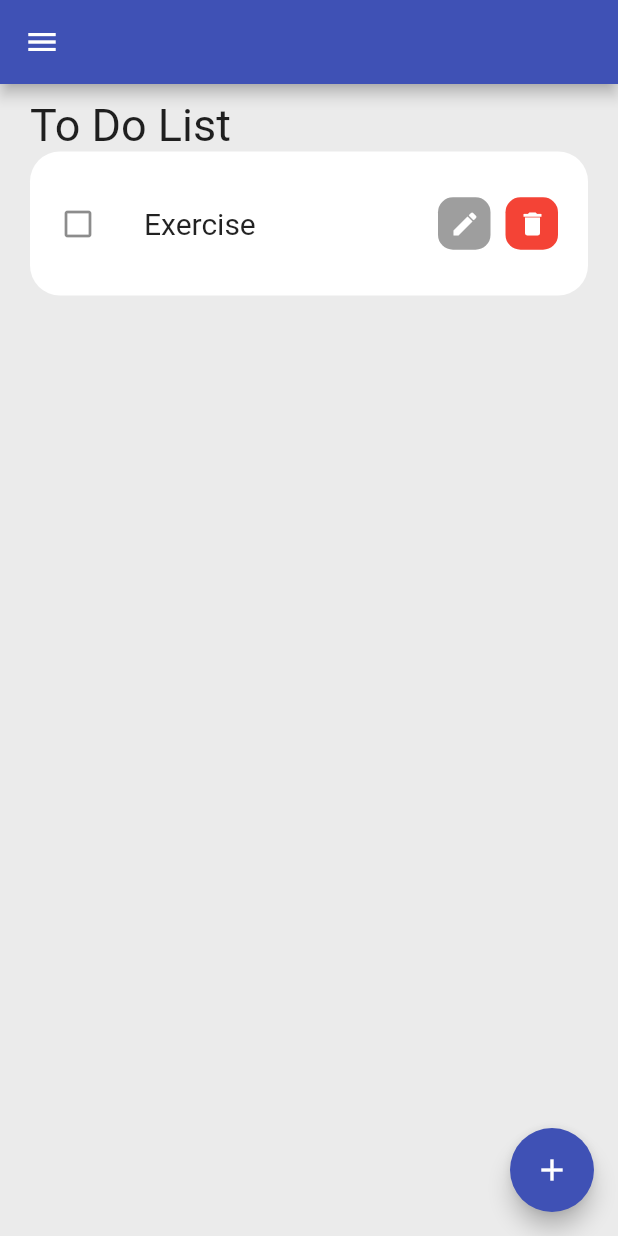
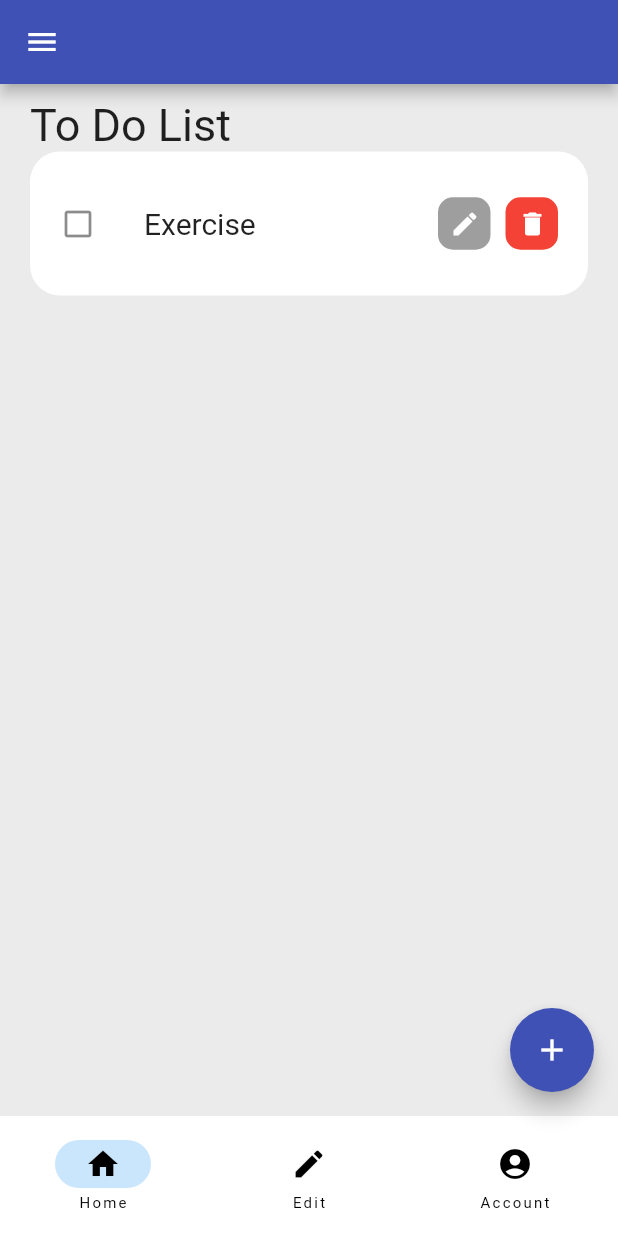
Before and after one commit to MSrijan/todoapp, a Flutter app: the screen it shows after launch, on a phone screen of 412 x 824 dp. Run offline on Flutter 3.47's test engine with Material 2 defaults, Android fonts, the phone set to English and light mode, and no system bars.

Commit message:
Added multiple pages

```diff
--- /dev/null
+++ b/lib/account.dart
@@ -0,0 +1 @@
+import 'package:flutter/material.dart';
--- a/lib/home.dart
+++ b/lib/home.dart
@@ -12,16 +12,64 @@ class Home extends StatefulWidget {
 class _HomeState extends State<Home> {
   final todoList = ToDo.todoList();
   final todocontroller = TextEditingController();
-
+  int currentpageindex = 0;
 @override
 Widget build(BuildContext context) {
   return Scaffold(
     backgroundColor: Color.fromARGB(255, 235, 235, 235),
     appBar: buildAppbar(),
-    body: body(),
+    body:body[currentpageindex],
     floatingActionButton: actionbutton(),
     drawer: _drawer(),
+    bottomNavigationBar:navbar()
   );
+}
+
+NavigationBar navbar() {
+  return NavigationBar(
+    backgroundColor: Colors.white,
+    onDestinationSelected: (int index){
+      setState(() {
+        currentpageindex = index;
+      });
+    },
+    selectedIndex: currentpageindex,
+    destinations: [
+      homepage(),
+      editpage(),
+      accountpage(),
+    ],
+  );
+}
+
+List<Widget> get body {
+  return <Widget>[
+    Container(
+      margin: EdgeInsets.fromLTRB(20, 10, 20, 10),
+      child: ListView(
+        children: [
+          Text(
+            "To Do List",
+            style: TextStyle(fontSize: 30),
+          ),
+          for (ToDo todoo in todoList)
+          Todocontainer(
+            todo: todoo,
+            ontodochanged: _handleChange,
+            ondelete: _deletetodo,
+            ),
+      ],
+      ),
+   ),
+   Container(
+    color: Colors.red,
+    child: Text("blue"),
+   ),
+   Container(
+    color: Colors.blue,
+    child: Text("Red"),
+   )
+];
 }
 
 Drawer _drawer() {
@@ -47,32 +95,11 @@ FloatingActionButton actionbutton() {
     }
     );
 }
-
-Container body() {
-  return Container(
-    margin: EdgeInsets.fromLTRB(20, 10, 20, 10),
-    child: ListView(
-      children: [
-        Text(
-          "To Do List",
-          style: TextStyle(fontSize: 30),
-        ),
-        for (ToDo todoo in todoList)
-        Todocontainer(
-          todo: todoo,
-          ontodochanged: _handleChange,
-          ondelete: _deletetodo,
-          ),
-
-     ],
-    ),
-  );
-}
-  AppBar buildAppbar() {
+AppBar buildAppbar() {
     return AppBar(
       backgroundColor: Colors.indigo,
     );
-  }
+}
 
   Future openDialog() => showDialog(context: context,
   builder: (context) => AlertDialog(
@@ -113,3 +140,45 @@ void _addtodoitem(String toDo){
   todocontroller.clear();
 }
 }
+
+class accountpage extends StatelessWidget {
+  const accountpage({
+    super.key,
+  });
+
+  @override
+  Widget build(BuildContext context) {
+    return NavigationDestination(
+      icon: Icon(Icons.account_circle_rounded),
+      label: "Account"
+      );
+  }
+}
+
+class editpage extends StatelessWidget {
+  const editpage({
+    super.key,
+  });
+
+  @override
+  Widget build(BuildContext context) {
+    return NavigationDestination(
+      icon: Icon(Icons.edit),
+      label: "Edit"
+      );
+  }
+}
+
+class homepage extends StatelessWidget {
+  const homepage({
+    super.key,
+  });
+
+  @override
+  Widget build(BuildContext context) {
+    return NavigationDestination(
+      icon: Icon(Icons.home),
+      label: "Home"
+      );
+  }
+}
```
